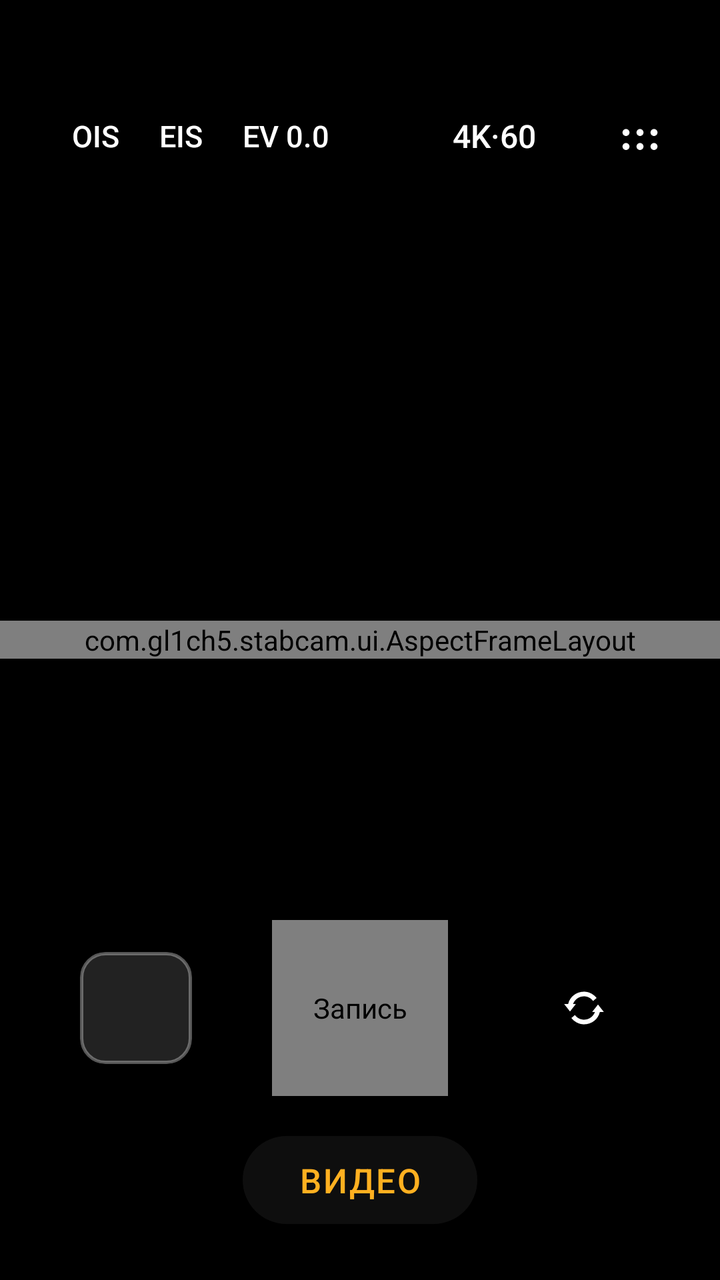
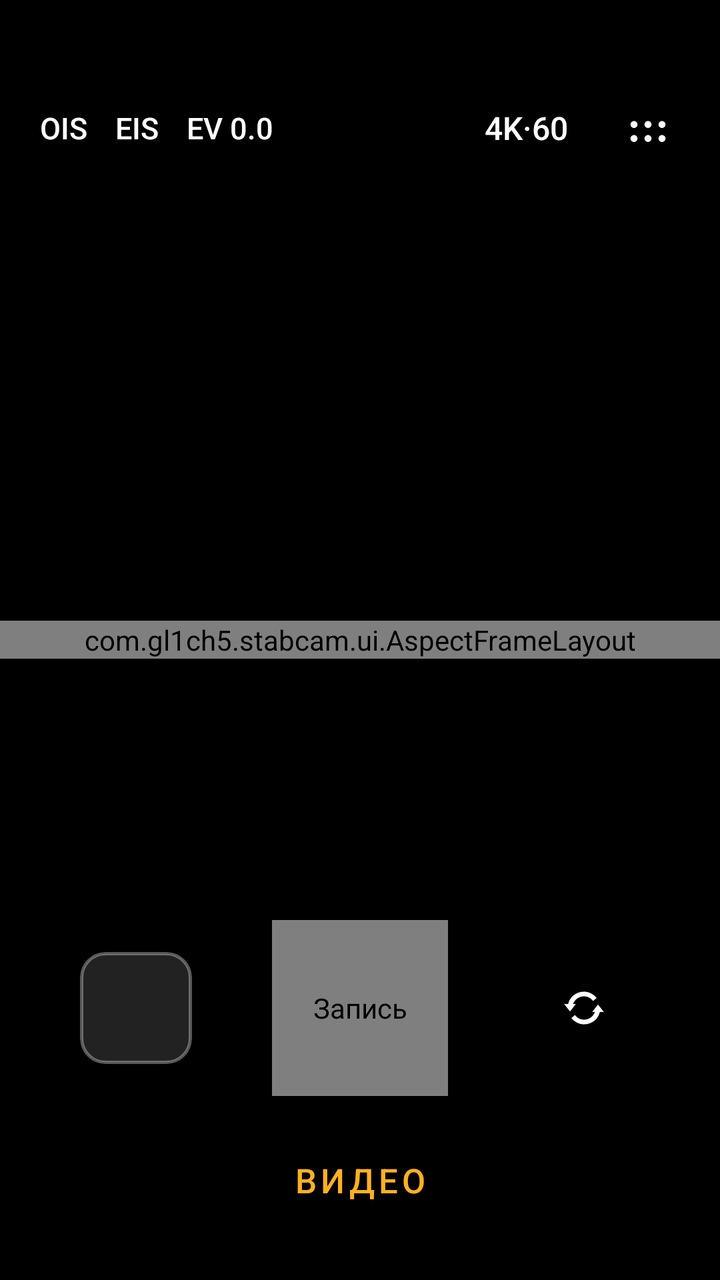

Compare the two renders of this Android layout. The source of the first and the diff that turns it into the second are given below.
<!-- AndroidManifest.xml: application theme AppTheme -->
<!-- res/layout/activity_main.xml -->
<?xml version="1.0" encoding="utf-8"?>
<FrameLayout xmlns:android="http://schemas.android.com/apk/res/android"
    android:id="@+id/root"
    android:layout_width="match_parent"
    android:layout_height="match_parent"
    android:background="@color/bg">

    <com.gl1ch5.stabcam.ui.AspectFrameLayout
        android:id="@+id/previewFrame"
        android:layout_width="match_parent"
        android:layout_height="wrap_content"
        android:layout_gravity="center">

        <SurfaceView
            android:id="@+id/preview"
            android:layout_width="match_parent"
            android:layout_height="match_parent" />

        <View
            android:id="@+id/shutterFlash"
            android:layout_width="match_parent"
            android:layout_height="match_parent"
            android:alpha="0"
            android:background="@color/bg" />
    </com.gl1ch5.stabcam.ui.AspectFrameLayout>

    
    <LinearLayout
        android:id="@+id/topBar"
        android:layout_width="match_parent"
        android:layout_height="wrap_content"
        android:layout_gravity="top"
        android:layout_marginStart="16dp"
        android:layout_marginTop="44dp"
        android:layout_marginEnd="16dp"
        android:gravity="center_vertical"
        android:orientation="horizontal">

        <LinearLayout
            android:id="@+id/pillLeft"
            android:layout_width="wrap_content"
            android:layout_height="48dp"
            android:background="@drawable/bg_pill"
            android:gravity="center_vertical"
            android:orientation="horizontal"
            android:paddingStart="6dp"
            android:paddingEnd="14dp">

            <TextView
                android:id="@+id/btnOis"
                style="@style/PillToggle"
                android:text="OIS" />

            <TextView
                android:id="@+id/btnEis"
                style="@style/PillToggle"
                android:text="EIS" />

            <TextView
                android:id="@+id/btnEv"
                style="@style/PillToggle"
                android:text="EV 0.0" />
        </LinearLayout>

        <Space
            android:layout_width="0dp"
            android:layout_height="1dp"
            android:layout_weight="1" />

        <TextView
            android:id="@+id/btnQuality"
            android:layout_width="wrap_content"
            android:layout_height="48dp"
            android:background="@drawable/bg_pill"
            android:gravity="center"
            android:paddingStart="18dp"
            android:paddingEnd="18dp"
            android:text="4K·60"
            android:textColor="@color/text"
            android:textSize="16sp"
            android:fontFamily="sans-serif-medium" />

        <ImageButton
            android:id="@+id/btnSettings"
            android:layout_width="48dp"
            android:layout_height="48dp"
            android:layout_marginStart="10dp"
            android:background="@drawable/bg_circle"
            android:contentDescription="@string/settings"
            android:src="@drawable/ic_menu" />
    </LinearLayout>

    
    <LinearLayout
        android:id="@+id/recIndicator"
        android:layout_width="wrap_content"
        android:layout_height="36dp"
        android:layout_gravity="top|center_horizontal"
        android:layout_marginTop="50dp"
        android:background="@drawable/bg_pill"
        android:gravity="center_vertical"
        android:orientation="horizontal"
        android:paddingStart="14dp"
        android:paddingEnd="14dp"
        android:visibility="gone">

        <View
            android:id="@+id/recDot"
            android:layout_width="8dp"
            android:layout_height="8dp"
            android:background="@drawable/bg_rec_dot" />

        <TextView
            android:id="@+id/recTime"
            android:layout_width="wrap_content"
            android:layout_height="wrap_content"
            android:layout_marginStart="8dp"
            android:fontFamily="monospace"
            android:text="00:00"
            android:textColor="@color/text"
            android:textSize="16sp" />
    </LinearLayout>

    <TextView
        android:id="@+id/info"
        android:layout_width="wrap_content"
        android:layout_height="wrap_content"
        android:layout_gravity="top|start"
        android:layout_marginStart="20dp"
        android:layout_marginTop="100dp"
        android:background="@drawable/bg_pill"
        android:paddingStart="10dp"
        android:paddingTop="4dp"
        android:paddingEnd="10dp"
        android:paddingBottom="4dp"
        android:textColor="@color/text_dim"
        android:textSize="11sp" />

    
    <LinearLayout
        android:id="@+id/evPanel"
        android:layout_width="match_parent"
        android:layout_height="52dp"
        android:layout_gravity="bottom"
        android:layout_marginStart="24dp"
        android:layout_marginEnd="24dp"
        android:layout_marginBottom="270dp"
        android:background="@drawable/bg_pill_strong"
        android:gravity="center_vertical"
        android:orientation="horizontal"
        android:paddingStart="16dp"
        android:paddingEnd="8dp"
        android:visibility="gone">

        <TextView
            android:id="@+id/evValue"
            android:layout_width="56dp"
            android:layout_height="wrap_content"
            android:text="0.0"
            android:textColor="@color/accent"
            android:textSize="15sp" />

        <SeekBar
            android:id="@+id/evSeek"
            android:layout_width="0dp"
            android:layout_height="wrap_content"
            android:layout_weight="1" />
    </LinearLayout>

    
    <LinearLayout
        android:id="@+id/zoomRow"
        android:layout_width="wrap_content"
        android:layout_height="48dp"
        android:layout_gravity="bottom|center_horizontal"
        android:layout_marginBottom="200dp"
        android:background="@drawable/bg_pill"
        android:gravity="center"
        android:orientation="horizontal"
        android:paddingStart="4dp"
        android:paddingEnd="4dp" />

    
    <LinearLayout
        android:id="@+id/controls"
        android:layout_width="match_parent"
        android:layout_height="96dp"
        android:layout_gravity="bottom"
        android:layout_marginBottom="88dp"
        android:gravity="center_vertical"
        android:orientation="horizontal"
        android:paddingStart="40dp"
        android:paddingEnd="40dp">

        <ImageView
            android:id="@+id/thumb"
            android:layout_width="56dp"
            android:layout_height="56dp"
            android:background="@drawable/bg_thumb"
            android:clipToOutline="true"
            android:contentDescription="@string/gallery"
            android:scaleType="centerCrop" />

        <Space
            android:layout_width="0dp"
            android:layout_height="1dp"
            android:layout_weight="1" />

        <com.gl1ch5.stabcam.ui.RecordButton
            android:id="@+id/btnRecord"
            android:layout_width="88dp"
            android:layout_height="88dp"
            android:contentDescription="@string/record" />

        <Space
            android:layout_width="0dp"
            android:layout_height="1dp"
            android:layout_weight="1" />

        <ImageButton
            android:id="@+id/btnFlip"
            android:layout_width="56dp"
            android:layout_height="56dp"
            android:background="@drawable/bg_circle"
            android:contentDescription="@string/flip"
            android:src="@drawable/ic_flip" />
    </LinearLayout>

    
    <TextView
        android:id="@+id/modeLabel"
        android:layout_width="wrap_content"
        android:layout_height="44dp"
        android:layout_gravity="bottom|center_horizontal"
        android:layout_marginBottom="28dp"
        android:background="@drawable/bg_pill_strong"
        android:fontFamily="sans-serif-medium"
        android:gravity="center"
        android:letterSpacing="0.05"
        android:paddingStart="28dp"
        android:paddingEnd="28dp"
        android:text="@string/mode_video"
        android:textColor="@color/accent"
        android:textSize="17sp" />
</FrameLayout>
<!-- resources referenced by this layout -->
<resources>
  <color name="accent">#FFFFB020</color>
  <color name="bg">#FF000000</color>
  <color name="text">#FFFFFFFF</color>
  <color name="text_dim">#99FFFFFF</color>
  <!-- drawable bg_circle (drawable) -->
  <?xml version="1.0" encoding="utf-8"?>
  <shape xmlns:android="http://schemas.android.com/apk/res/android" android:shape="oval">
      <solid android:color="@color/glass" />
  </shape>
  <!-- drawable bg_pill (drawable) -->
  <?xml version="1.0" encoding="utf-8"?>
  <shape xmlns:android="http://schemas.android.com/apk/res/android" android:shape="rectangle">
      <solid android:color="@color/glass" />
      <corners android:radius="24dp" />
  </shape>
  <!-- drawable bg_pill_strong (drawable) -->
  <?xml version="1.0" encoding="utf-8"?>
  <shape xmlns:android="http://schemas.android.com/apk/res/android" android:shape="rectangle">
      <solid android:color="@color/glass_strong" />
      <corners android:radius="24dp" />
  </shape>
  <!-- drawable bg_rec_dot (drawable) -->
  <?xml version="1.0" encoding="utf-8"?>
  <shape xmlns:android="http://schemas.android.com/apk/res/android" android:shape="oval">
      <solid android:color="@color/rec_red" />
      <size android:width="8dp" android:height="8dp" />
  </shape>
  <!-- drawable bg_thumb (drawable) -->
  <?xml version="1.0" encoding="utf-8"?>
  <shape xmlns:android="http://schemas.android.com/apk/res/android" android:shape="rectangle">
      <solid android:color="#FF222222" />
      <stroke android:width="1.5dp" android:color="#55FFFFFF" />
      <corners android:radius="12dp" />
  </shape>
  <!-- drawable ic_flip (drawable) -->
  <vector xmlns:android="http://schemas.android.com/apk/res/android"
      android:width="28dp" android:height="28dp" android:viewportWidth="24" android:viewportHeight="24">
      <path android:fillColor="#FFFFFFFF"
          android:pathData="M12,5C8.7,5 5.9,7.2 5.2,10.3L3.5,10.3 6,13.5 8.5,10.3 7.3,10.3C8,8.4 9.8,7 12,7c1.6,0 3,0.8 3.9,2l1.5,-1.3C16.1,6.1 14.2,5 12,5zM18,10.5l-2.5,3.2 1.2,0C16,15.6 14.2,17 12,17c-1.6,0 -3,-0.8 -3.9,-2l-1.5,1.3C7.9,17.9 9.8,19 12,19c3.3,0 6.1,-2.2 6.8,-5.3l1.7,0z" />
  </vector>
  <!-- drawable ic_menu (drawable) -->
  <vector xmlns:android="http://schemas.android.com/apk/res/android"
      android:width="24dp" android:height="24dp" android:viewportWidth="24" android:viewportHeight="24">
      <path android:fillColor="#FFFFFFFF"
          android:pathData="M5,8.5a1.75,1.75 0,1 0,0.01 0zM12,8.5a1.75,1.75 0,1 0,0.01 0zM19,8.5a1.75,1.75 0,1 0,0.01 0zM5,15.5a1.75,1.75 0,1 0,0.01 0zM12,15.5a1.75,1.75 0,1 0,0.01 0zM19,15.5a1.75,1.75 0,1 0,0.01 0z" />
  </vector>
  <string name="flip">Сменить камеру</string>
  <string name="gallery">Галерея</string>
  <string name="mode_video">ВИДЕО</string>
  <string name="record">Запись</string>
  <string name="settings">Настройки</string>
  <style name="PillToggle">
          <item name="android:layout_width">wrap_content</item>
          <item name="android:layout_height">36dp</item>
          <item name="android:layout_marginStart">8dp</item>
          <item name="android:gravity">center</item>
          <item name="android:paddingStart">6dp</item>
          <item name="android:paddingEnd">6dp</item>
          <item name="android:textColor">@color/text</item>
          <item name="android:textSize">15sp</item>
          <item name="android:fontFamily">sans-serif-medium</item>
      </style>
  <style name="AppTheme" parent="@android:style/Theme.DeviceDefault.NoActionBar">
          <item name="android:windowBackground">@color/bg</item>
          <item name="android:statusBarColor">@android:color/black</item>
          <item name="android:navigationBarColor">@android:color/black</item>
          <item name="android:colorAccent">@color/accent</item>
          <item name="android:windowLayoutInDisplayCutoutMode">shortEdges</item>
      </style>
  <color name="glass">#73000000</color>
  <color name="glass_strong">#B3141414</color>
  <color name="rec_red">#FFE53935</color>
</resources>

<!-- the commit's change to res/layout/activity_main.xml (unified diff, before → after) -->
@@ -30,9 +30,9 @@
         android:layout_width="match_parent"
         android:layout_height="wrap_content"
         android:layout_gravity="top"
-        android:layout_marginStart="16dp"
-        android:layout_marginTop="44dp"
-        android:layout_marginEnd="16dp"
+        android:layout_marginStart="12dp"
+        android:layout_marginTop="40dp"
+        android:layout_marginEnd="12dp"
         android:gravity="center_vertical"
         android:orientation="horizontal">
 
@@ -40,11 +40,8 @@
             android:id="@+id/pillLeft"
             android:layout_width="wrap_content"
             android:layout_height="48dp"
-            android:background="@drawable/bg_pill"
             android:gravity="center_vertical"
-            android:orientation="horizontal"
-            android:paddingStart="6dp"
-            android:paddingEnd="14dp">
+            android:orientation="horizontal">
 
             <TextView
                 android:id="@+id/btnOis"
@@ -71,10 +68,9 @@
             android:id="@+id/btnQuality"
             android:layout_width="wrap_content"
             android:layout_height="48dp"
-            android:background="@drawable/bg_pill"
             android:gravity="center"
-            android:paddingStart="18dp"
-            android:paddingEnd="18dp"
+            android:paddingStart="12dp"
+            android:paddingEnd="12dp"
             android:text="4K·60"
             android:textColor="@color/text"
             android:textSize="16sp"
@@ -84,8 +80,8 @@
             android:id="@+id/btnSettings"
             android:layout_width="48dp"
             android:layout_height="48dp"
-            android:layout_marginStart="10dp"
-            android:background="@drawable/bg_circle"
+            android:layout_marginStart="4dp"
+            android:background="@null"
             android:contentDescription="@string/settings"
             android:src="@drawable/ic_menu" />
     </LinearLayout>
@@ -233,10 +229,9 @@
         android:layout_height="44dp"
         android:layout_gravity="bottom|center_horizontal"
         android:layout_marginBottom="28dp"
-        android:background="@drawable/bg_pill_strong"
         android:fontFamily="sans-serif-medium"
         android:gravity="center"
-        android:letterSpacing="0.05"
+        android:letterSpacing="0.12"
         android:paddingStart="28dp"
         android:paddingEnd="28dp"
         android:text="@string/mode_video"
<!-- resource entries referenced after the edit -->
@@ -12,8 +12,8 @@
   <!-- drawable bg_pill (drawable) -->
   <?xml version="1.0" encoding="utf-8"?>
   <shape xmlns:android="http://schemas.android.com/apk/res/android" android:shape="rectangle">
-      <solid android:color="@color/glass" />
-      <corners android:radius="24dp" />
+      <solid android:color="#40000000" />
+      <corners android:radius="22dp" />
   </shape>
   <!-- drawable bg_pill_strong (drawable) -->
   <?xml version="1.0" encoding="utf-8"?>
@@ -54,12 +54,14 @@
   <style name="PillToggle">
           <item name="android:layout_width">wrap_content</item>
           <item name="android:layout_height">36dp</item>
-          <item name="android:layout_marginStart">8dp</item>
+          <item name="android:layout_marginStart">2dp</item>
           <item name="android:gravity">center</item>
           <item name="android:paddingStart">6dp</item>
           <item name="android:paddingEnd">6dp</item>
           <item name="android:textColor">@color/text</item>
           <item name="android:textSize">15sp</item>
+          <item name="android:shadowColor">#99000000</item>
+          <item name="android:shadowRadius">6</item>
           <item name="android:fontFamily">sans-serif-medium</item>
       </style>
   <style name="AppTheme" parent="@android:style/Theme.DeviceDefault.NoActionBar">
